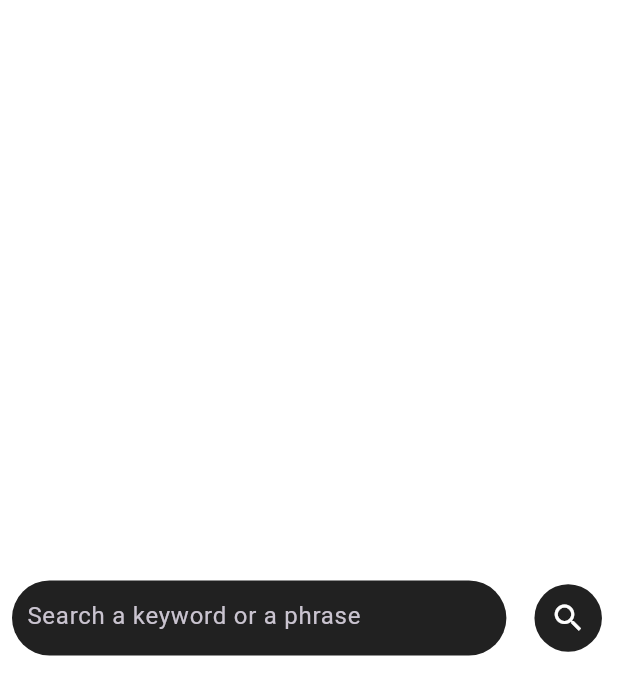
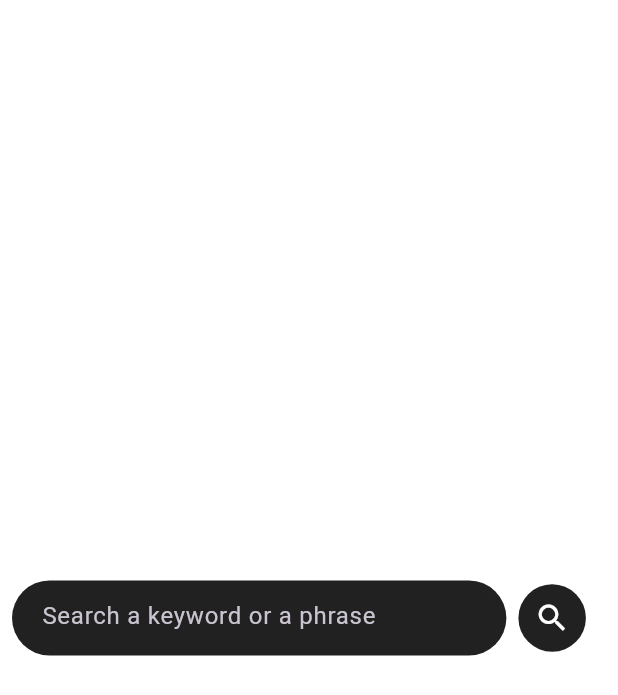
Before and after one commit to bhattaraiprazwall/TechNews-App, a Flutter app: the screen it shows after launch, on a phone screen of 412 x 824 dp. Shown: the top 695 px of the screen. Run offline on Flutter 3.47's test engine with Material 3 defaults, Android fonts, the phone set to English and light mode, and no system bars; our stand-ins replace google_fonts.

Commit message:
Updated searchbox with proper Ui and sending search query by params

```diff
--- a/lib/components/searchbox.dart
+++ b/lib/components/searchbox.dart
@@ -1,18 +1,25 @@
 import 'package:flutter/material.dart';
-import 'package:google_fonts/google_fonts.dart';
+import 'package:technewsapp/backend/functions.dart';
 import 'package:technewsapp/utils/colors.dart';
 
 class Searchbox extends StatefulWidget {
   const Searchbox({super.key});
-  static TextEditingController searchController = TextEditingController(
-    text: '',
-  );
 
   @override
   State<Searchbox> createState() => _SearchboxState();
 }
 
 class _SearchboxState extends State<Searchbox> {
+  final TextEditingController searchController = TextEditingController(
+    text: '',
+  );
+
+  @override
+  void dispose() {
+    searchController.dispose();
+    super.dispose();
+  }
+
   @override
   Widget build(BuildContext context) {
     return Row(
@@ -28,22 +35,37 @@ class _SearchboxState extends State<Searchbox> {
               color: AppColors.darkgrey,
               borderRadius: BorderRadius.circular(50),
             ),
-            child: Center(
+            child: Row(
+              mainAxisAlignment: MainAxisAlignment.start,
+              crossAxisAlignment: CrossAxisAlignment.center,
+              children: [
+                SizedBox(width: 10),
+                Expanded(
                   child: Material(
                     color: Colors.transparent,
                     child: TextField(
-                  controller: Searchbox.searchController,
+                      controller: searchController,
                       decoration: InputDecoration(
                         hintText: 'Search a keyword or a phrase',
+
                         border: InputBorder.none,
                       ),
                     ),
                   ),
                 ),
+              ],
+            ),
           ),
         ),
 
-        Expanded(
+        Material(
+          color: Colors.transparent,
+          child: InkWell(
+            onTap: () {
+              FocusScope.of(context).unfocus();
+              String query = searchController.text;
+              fetchNews(query);
+            },
             child: Container(
               height: 45,
               width: 45,
@@ -55,6 +77,7 @@ class _SearchboxState extends State<Searchbox> {
               child: Icon(Icons.search),
             ),
           ),
+        ),
       ],
     );
   }
```
Lines whose indentation alone changed are shown as unchanged.
